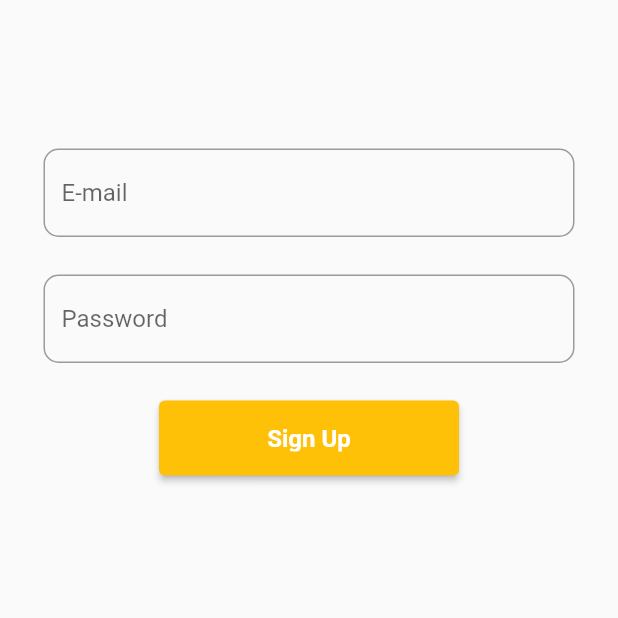
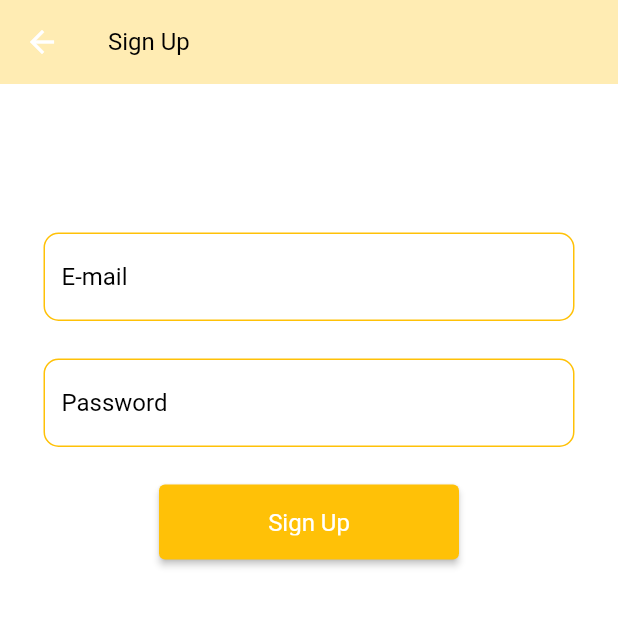
Before and after one commit to beyzayyt/case_study_movie, a Flutter app: the SignUp screen opened directly, on a phone screen of 412 x 824 dp, the top half of it. Run offline on Flutter 3.47's test engine with Material 2 defaults, Android fonts, the phone set to English and light mode, and no system bars; our stand-ins replace bloc, cloud_firestore, easy_localization, firebase_auth, firebase_core, flutter_bloc and 1 more; accounts and stored records are empty; network calls fail.

Commit message:
Generated Cubit structure to manage app theme as light/dark.

```diff
--- /dev/null
+++ b/lib/logic/cubit/switch_cubit.dart
@@ -0,0 +1,12 @@
+import 'package:bloc/bloc.dart';
+import 'package:flutter/material.dart';
+import 'package:case_study/presentation/theme/themeData.dart';
+
+part 'switch_state.dart';
+
+class SwitchCubit extends Cubit<SwitchState> {
+  // Initial mode set "isDarkThemeOn: false"
+  SwitchCubit() : super(SwitchState(isDarkThemeOn: false));
+
+  void toggleSwitch(bool value) => emit(state.copyWith(changeState: value));
+}
--- /dev/null
+++ b/lib/logic/cubit/switch_state.dart
@@ -0,0 +1,18 @@
+part of 'switch_cubit.dart';
+
+class SwitchState {
+  final bool isDarkThemeOn;
+  ThemeData? theme;
+
+  SwitchState({required this.isDarkThemeOn}) {
+    if (isDarkThemeOn) {
+      theme = appThemeData[AppTheme.DarkAppTheme];
+    } else {
+      theme = appThemeData[AppTheme.LightAppTheme];
+    }
+  }
+
+  SwitchState copyWith({required bool changeState}) {
+    return SwitchState(isDarkThemeOn: changeState);
+  }
+}
--- a/lib/main.dart
+++ b/lib/main.dart
@@ -1,7 +1,9 @@
+import 'package:case_study/logic/cubit/switch_cubit.dart';
 import 'package:case_study/ui/home_page.dart';
 import 'package:easy_localization/easy_localization.dart';
 import 'package:firebase_core/firebase_core.dart';
 import 'package:flutter/material.dart';
+import 'package:flutter_bloc/flutter_bloc.dart';
 
 import 'localization/constant.dart';
 
@@ -14,42 +16,30 @@ Future<void> main() async {
       supportedLocales: AppConstant.SUPPORTED_LOCALE,
       path: AppConstant.LANG_PATH,
       fallbackLocale: Locale('tr', 'TR'),
-        child: MovieRecomender(),
+      child: const MovieRecommender(),
     ),
   );
 }
 
-class MovieRecomender extends StatelessWidget {
-  const MovieRecomender({Key? key}) : super(key: key);
-
-  // Widget _buildWithTheme(BuildContext context, ThemeState state) {
-  //   return MaterialApp(
-  //     localizationsDelegates: context.localizationDelegates,
-  //     supportedLocales: context.supportedLocales,
-  //     locale: context.locale,
-  //     title: 'Material App',
-  //     home: MovieRecomenderHome(),
-  //     theme: state.themeData,
-  //   );
-  // }
+class MovieRecommender extends StatelessWidget {
+  const MovieRecommender({Key? key}) : super(key: key);
 
   @override
   Widget build(BuildContext context) {
+    return BlocProvider<SwitchCubit>(
+      create: (context) => SwitchCubit(),
+      child: BlocBuilder<SwitchCubit, SwitchState>(
+        builder: (context, state) {
           return MaterialApp(
             localizationsDelegates: context.localizationDelegates,
+            debugShowCheckedModeBanner: false,
             supportedLocales: context.supportedLocales,
             locale: context.locale,
-      title: 'Material App',
-      home: MovieRecomenderHome(),
-      // theme: state.themeData,
+            theme: state.theme,
+            home: const MovieRecommenderHome(),
+          );
+        },
+      ),
     );
   }
 }
-
-
-//  return  BlocProvider(
-// builder: (context) => ThemeBloc(),
-// child: BlocBuilder<ThemeBloc, ThemeState>(
-// builder: _buildWithTheme,
-// ),
-// );
--- /dev/null
+++ b/lib/presentation/theme/themeData.dart
@@ -0,0 +1,29 @@
+import 'package:flutter/material.dart';
+
+enum AppTheme {
+  LightAppTheme,
+  DarkAppTheme,
+}
+
+final appThemeData = {
+  AppTheme.DarkAppTheme: ThemeData(
+    brightness: Brightness.dark,
+    secondaryHeaderColor: Colors.grey[800],
+    scaffoldBackgroundColor: Colors.black,
+    primaryColor: Colors.amber,
+    textTheme: TextTheme(
+      headline3: const TextStyle().copyWith(color: Colors.white),
+      subtitle1: const TextStyle().copyWith(color: Colors.white),
+    ),
+  ),
+  AppTheme.LightAppTheme: ThemeData(
+    brightness: Brightness.light,
+    secondaryHeaderColor: Colors.amber[200],
+    scaffoldBackgroundColor: Colors.white,
+    primaryColor: Colors.amber,
+    textTheme: TextTheme(
+    headline3: const TextStyle().copyWith(color: Colors.black),
+      subtitle1: const TextStyle().copyWith(color: Colors.black)
+  ),
+  ),
+};
--- a/lib/ui/component/lottie_animation.dart
+++ b/lib/ui/component/lottie_animation.dart
@@ -4,7 +4,7 @@ import 'package:lottie/lottie.dart';
 
 class LottieAnimation extends Column {
   LottieAnimation(
-      {Key? key,
+      {Key? key, required BuildContext context,
       MainAxisAlignment mainAxisAlignment = MainAxisAlignment.center,
       MainAxisSize mainAxisSize = MainAxisSize.max,
       CrossAxisAlignment crossAxisAlignment = CrossAxisAlignment.center,
@@ -29,7 +29,7 @@ class LottieAnimation extends Column {
               Text(
                 descriptionTitle,
                 textAlign: TextAlign.center,
-                style: const TextStyle(fontSize: 20, fontWeight: FontWeight.bold, fontStyle: FontStyle.italic),
+                style: Theme.of(context).textTheme.subtitle1,
               ),
               const SizedBox(
                 height: 20,
@@ -37,7 +37,7 @@ class LottieAnimation extends Column {
               Text(
                 description,
                 textAlign: TextAlign.center,
-                style: const TextStyle(fontSize: 15, fontWeight: FontWeight.normal, fontStyle: FontStyle.italic),
+                style: Theme.of(context).textTheme.subtitle1,
               ),
             ]);
 }
--- a/lib/ui/component/movie_button.dart
+++ b/lib/ui/component/movie_button.dart
@@ -4,6 +4,7 @@ class MovieButton extends ElevatedButton {
   MovieButton({
     EdgeInsets? padding,
     Key? key,
+    required BuildContext context,
     required VoidCallback onPressed,
     VoidCallback? onLongPress,
     ButtonStyle? style,
@@ -19,10 +20,8 @@ class MovieButton extends ElevatedButton {
             style: ElevatedButton.styleFrom(
               primary: Colors.amber,
               fixedSize: const Size(200, 50),
-          textStyle: const TextStyle(
-            fontSize: 16,
-            fontWeight: FontWeight.bold,
-          )),
+              textStyle: Theme.of(context).textTheme.subtitle1,
+            ),
             focusNode: focusNode,
             autofocus: autofocus,
             clipBehavior: clipBehavior,
--- a/lib/ui/sign_up_page.dart
+++ b/lib/ui/sign_up_page.dart
@@ -1,6 +1,4 @@
 import 'package:case_study/localization/local_keys.dart';
-import 'package:case_study/main.dart';
-import 'package:case_study/ui/search_movie_page.dart';
 import 'package:cloud_firestore/cloud_firestore.dart';
 import 'package:easy_localization/src/public_ext.dart';
 import 'package:firebase_auth/firebase_auth.dart';
@@ -39,21 +37,34 @@ class _SignUpState extends State<SignUp> {
   @override
   Widget build(BuildContext context) {
     return Scaffold(
+      appBar: AppBar(
+        backgroundColor: Colors.amber[100],
+        elevation: 0,
+        title: Text(LocaleKeys.signUpButton.tr(), style: Theme.of(context).textTheme.subtitle1),
+      ),
       body: Padding(
-        padding: const EdgeInsets.all(9.0),
+        padding:  const EdgeInsets.all(9.0),
         child: Container(
-          padding: const EdgeInsets.fromLTRB(20, 0, 20, 0),
+          padding:  const EdgeInsets.fromLTRB(20, 0, 20, 0),
           height: MediaQuery.of(context).size.height / 2,
-          margin: const EdgeInsets.fromLTRB(0, 90, 0, 0),
+          margin:   const EdgeInsets.fromLTRB(0, 90, 0, 0),
           child: Center(
               child: Column(
                 children: [
                   TextFormField(
+                    cursorColor: Colors.amber,
                     keyboardType: TextInputType.emailAddress,
                     controller: t1,
-                    decoration: const InputDecoration(
+                    decoration:  InputDecoration(
                       hintText: "E-mail",
-                      border: OutlineInputBorder(
+                      hintStyle: Theme.of(context).textTheme.subtitle1,
+                        focusedBorder: UnderlineInputBorder(
+                          borderSide: BorderSide(color: Theme.of(context).primaryColor),
+                        ),
+                      enabledBorder:  OutlineInputBorder(
+                          borderSide: BorderSide(
+                              color: Theme.of(context).primaryColor
+                          ),
                           borderRadius: BorderRadius.all(Radius.circular(10))),
                     ),
                   ),
@@ -61,12 +72,20 @@ class _SignUpState extends State<SignUp> {
                     height: 25,
                   ),
                   TextFormField(
+                    cursorColor: Colors.amber,
                     keyboardType: TextInputType.text,
                     controller: t2,
                     obscureText: true,
-                    decoration: const InputDecoration(
+                    decoration:  InputDecoration(
                       hintText: "Password",
-                      border: OutlineInputBorder(
+                      hintStyle: Theme.of(context).textTheme.subtitle1,
+                      focusedBorder: UnderlineInputBorder(
+                        borderSide: BorderSide(color: Theme.of(context).primaryColor),
+                      ),
+                      enabledBorder: OutlineInputBorder(
+                          borderSide: BorderSide(
+                              color: Theme.of(context).primaryColor
+                          ),
                           borderRadius: BorderRadius.all(Radius.circular(10))),
                     ),
                   ),
@@ -77,6 +96,7 @@ class _SignUpState extends State<SignUp> {
                     mainAxisAlignment: MainAxisAlignment.center,
                     children: [
                       MovieButton(
+                        context: context,
                         buttonDescription:LocaleKeys.signUpButton.tr(),
                         onPressed: () {
                           signUp();
@@ -84,7 +104,7 @@ class _SignUpState extends State<SignUp> {
                               context,
                               MaterialPageRoute(
                               builder: (BuildContext context) =>
-                              MovieRecomenderHome()));
+                              MovieRecommenderHome()));
                         },
                       ),
                       SizedBox(
--- a/pubspec.yaml
+++ b/pubspec.yaml
@@ -33,8 +33,8 @@ dependencies:
   firebase_auth: ^1.1.1
   firebase_storage: ^8.0.4
   http: ^0.13.0
-#  equatable: ^0.4.0
-#  flutter_bloc: ^0.20.0
+  bloc: ^8.0.3
+  flutter_bloc: ^8.0.1
   easy_localization:
   flutter:
     sdk: flutter
```
Also changed, not shown: assets/lang/de-DE.json (+5 -8 lines), assets/lang/en-US.json (+5 -8 lines), assets/lang/es-ES.json (+5 -8 lines), assets/lang/tr-TR.json (+6 -9 lines), lib/ui/dialog_lang.dart (+15 -11 lines), lib/ui/home_page.dart (+56 -35 lines), lib/ui/reset_password.dart (+16 -4 lines), lib/ui/search_movie_page.dart (+35 -26 lines), pubspec.lock. Lines whose indentation alone changed are shown as unchanged.
